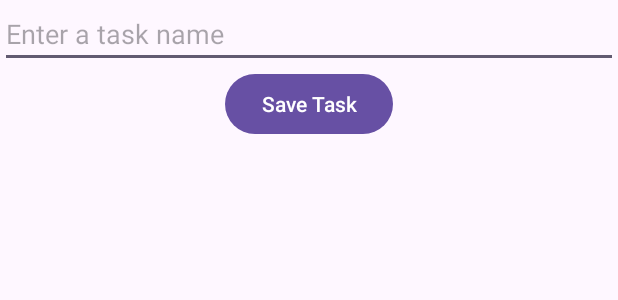
After one commit to madad2/Tasks, an Android app: the layout fragment_tasks.xml on its own in the app's theme, with its tools: preview values and no code run, on a phone screen of 412 x 824 dp. The commit adds this screen. Shown: the top 300 px of the screen. Run offline under Robolectric (Android 15) with nearby library versions, the phone set to English and light mode, and no system bars.

Commit message:
Connected some libraries. Created first fragments for our app.

```diff
--- /dev/null
+++ b/app/src/main/res/layout/fragment_tasks.xml
@@ -0,0 +1,32 @@
+<?xml version="1.0" encoding="utf-8"?>
+<layout xmlns:android="http://schemas.android.com/apk/res/android"
+    xmlns:tools="http://schemas.android.com/tools"
+    tools:context=".TasksFragment">
+
+    <data></data>
+
+    <LinearLayout
+        android:layout_width="match_parent"
+        android:layout_height="match_parent"
+        android:orientation="vertical">
+
+        <EditText
+            android:id="@+id/task_name"
+            android:layout_width="match_parent"
+            android:layout_height="wrap_content"
+            android:hint="Enter a task name"
+            android:inputType="text" />
+
+        <Button
+            android:id="@+id/save_button"
+            android:layout_width="wrap_content"
+            android:layout_height="wrap_content"
+            android:layout_gravity="center"
+            android:text="Save Task" />
+
+        <TextView
+            android:id="@+id/tasks"
+            android:layout_width="match_parent"
+            android:layout_height="wrap_content" />
+    </LinearLayout>
+</layout>
--- a/app/src/main/res/values/strings.xml
+++ b/app/src/main/res/values/strings.xml
@@ -1,3 +1,4 @@
 <resources>
     <string name="app_name">Tasks</string>
+    <string name="hello_blank_fragment">Hello blank fragment</string>
 </resources>
```
Also changed, not shown: app/build.gradle.kts (+13 -0 lines), app/src/main/java/hfa/madad/tasks/TasksFragment.kt (added, +27 -0 lines), app/src/main/res/layout/activity_main.xml (+5 -13 lines).
